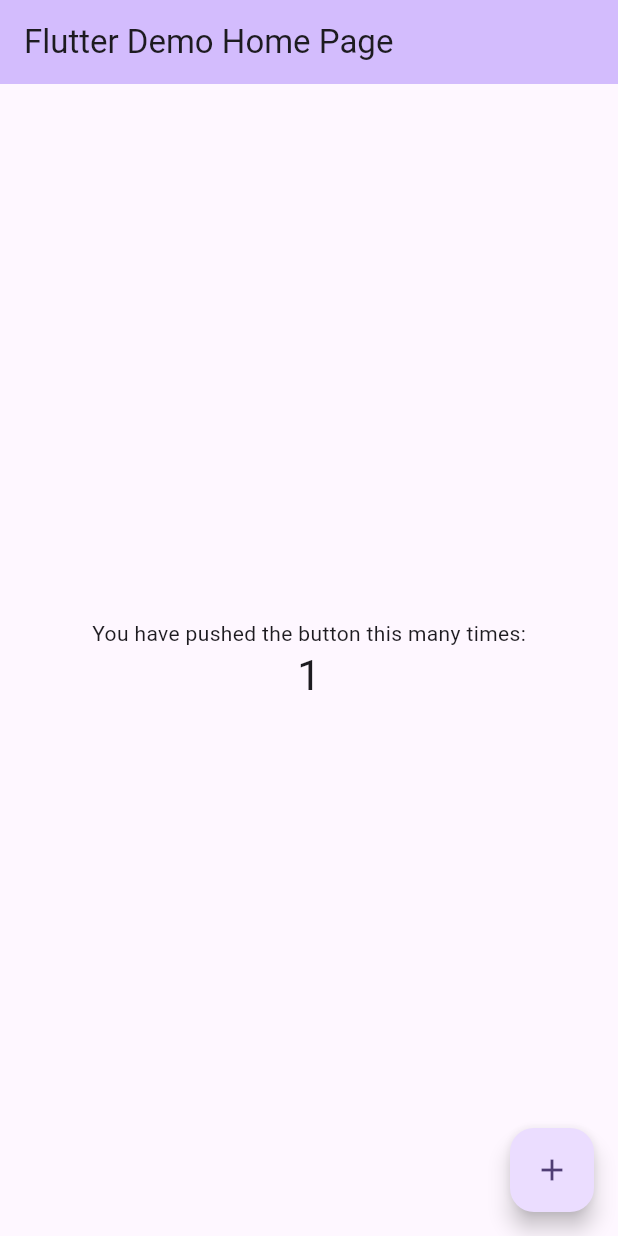
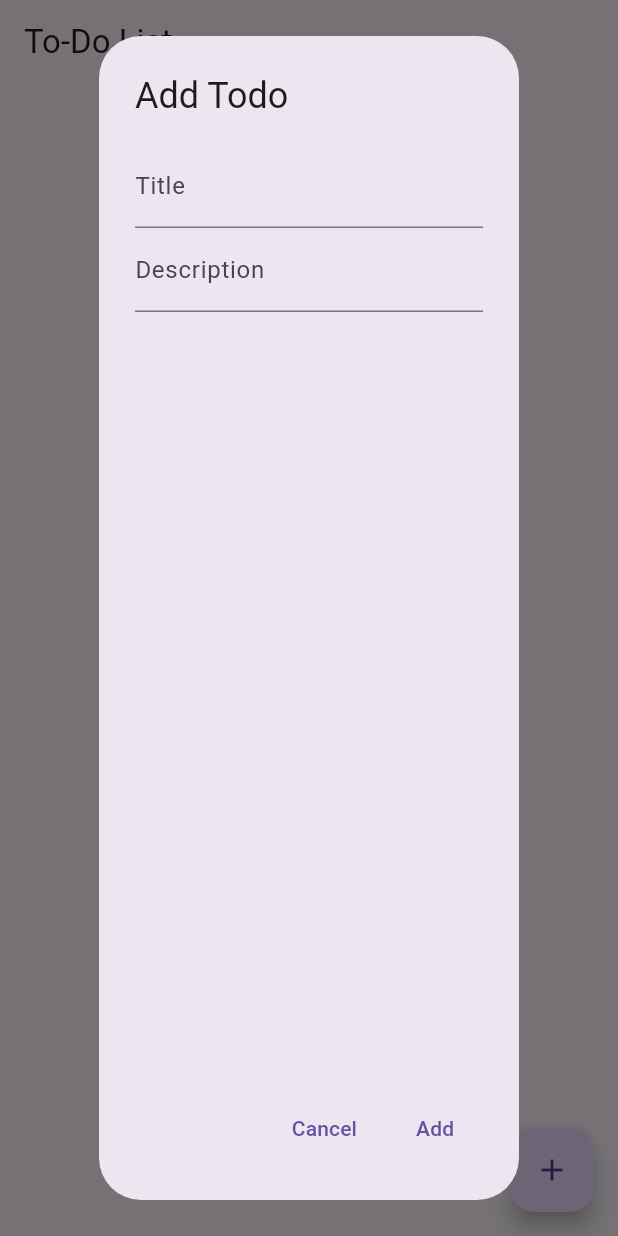
Before and after one commit to T0NY24/Examen_parcial_2, a Flutter app: the screen it shows after launch, after a tap on the "add" icon, on a phone screen of 412 x 824 dp. Run offline on Flutter 3.47's test engine with Material 3 defaults, Android fonts, the phone set to English and light mode, and no system bars.

Commit message:
Borrador 1

```diff
--- a/app/lib/main.dart
+++ b/app/lib/main.dart
@@ -1,125 +1,19 @@
 import 'package:flutter/material.dart';
+import 'todoapp.dart';
 
 void main() {
-  runApp(const MyApp());
+  runApp(MyApp());
 }
 
 class MyApp extends StatelessWidget {
-  const MyApp({super.key});
-
-  // This widget is the root of your application.
   @override
   Widget build(BuildContext context) {
     return MaterialApp(
-      title: 'Flutter Demo',
+      title: 'To-Do List App',
       theme: ThemeData(
-        // This is the theme of your application.
-        //
-        // TRY THIS: Try running your application with "flutter run". You'll see
-        // the application has a purple toolbar. Then, without quitting the app,
-        // try changing the seedColor in the colorScheme below to Colors.green
-        // and then invoke "hot reload" (save your changes or press the "hot
-        // reload" button in a Flutter-supported IDE, or press "r" if you used
-        // the command line to start the app).
-        //
-        // Notice that the counter didn't reset back to zero; the application
-        // state is not lost during the reload. To reset the state, use hot
-        // restart instead.
-        //
-        // This works for code too, not just values: Most code changes can be
-        // tested with just a hot reload.
-        colorScheme: ColorScheme.fromSeed(seedColor: Colors.deepPurple),
-        useMaterial3: true,
+        primarySwatch: Colors.blue,
       ),
-      home: const MyHomePage(title: 'Flutter Demo Home Page'),
+      home: TodoListScreen(),
     );
   }
 }
-
-class MyHomePage extends StatefulWidget {
-  const MyHomePage({super.key, required this.title});
-
-  // This widget is the home page of your application. It is stateful, meaning
-  // that it has a State object (defined below) that contains fields that affect
-  // how it looks.
-
-  // This class is the configuration for the state. It holds the values (in this
-  // case the title) provided by the parent (in this case the App widget) and
-  // used by the build method of the State. Fields in a Widget subclass are
-  // always marked "final".
-
-  final String title;
-
-  @override
-  State<MyHomePage> createState() => _MyHomePageState();
-}
-
-class _MyHomePageState extends State<MyHomePage> {
-  int _counter = 0;
-
-  void _incrementCounter() {
-    setState(() {
-      // This call to setState tells the Flutter framework that something has
-      // changed in this State, which causes it to rerun the build method below
-      // so that the display can reflect the updated values. If we changed
-      // _counter without calling setState(), then the build method would not be
-      // called again, and so nothing would appear to happen.
-      _counter++;
-    });
-  }
-
-  @override
-  Widget build(BuildContext context) {
-    // This method is rerun every time setState is called, for instance as done
-    // by the _incrementCounter method above.
-    //
-    // The Flutter framework has been optimized to make rerunning build methods
-    // fast, so that you can just rebuild anything that needs updating rather
-    // than having to individually change instances of widgets.
-    return Scaffold(
-      appBar: AppBar(
-        // TRY THIS: Try changing the color here to a specific color (to
-        // Colors.amber, perhaps?) and trigger a hot reload to see the AppBar
-        // change color while the other colors stay the same.
-        backgroundColor: Theme.of(context).colorScheme.inversePrimary,
-        // Here we take the value from the MyHomePage object that was created by
-        // the App.build method, and use it to set our appbar title.
-        title: Text(widget.title),
-      ),
-      body: Center(
-        // Center is a layout widget. It takes a single child and positions it
-        // in the middle of the parent.
-        child: Column(
-          // Column is also a layout widget. It takes a list of children and
-          // arranges them vertically. By default, it sizes itself to fit its
-          // children horizontally, and tries to be as tall as its parent.
-          //
-          // Column has various properties to control how it sizes itself and
-          // how it positions its children. Here we use mainAxisAlignment to
-          // center the children vertically; the main axis here is the vertical
-          // axis because Columns are vertical (the cross axis would be
-          // horizontal).
-          //
-          // TRY THIS: Invoke "debug painting" (choose the "Toggle Debug Paint"
-          // action in the IDE, or press "p" in the console), to see the
-          // wireframe for each widget.
-          mainAxisAlignment: MainAxisAlignment.center,
-          children: <Widget>[
-            const Text(
-              'You have pushed the button this many times:',
-            ),
-            Text(
-              '$_counter',
-              style: Theme.of(context).textTheme.headlineMedium,
-            ),
-          ],
-        ),
-      ),
-      floatingActionButton: FloatingActionButton(
-        onPressed: _incrementCounter,
-        tooltip: 'Increment',
-        child: const Icon(Icons.add),
-      ), // This trailing comma makes auto-formatting nicer for build methods.
-    );
-  }
-}
--- /dev/null
+++ b/app/lib/todoapp.dart
@@ -0,0 +1,159 @@
+import 'package:flutter/material.dart';
+import 'todoappmodel.dart';
+
+class TodoListScreen extends StatefulWidget {
+  @override
+  _TodoListScreenState createState() => _TodoListScreenState();
+}
+
+class _TodoListScreenState extends State<TodoListScreen> {
+  List<Todo> todos = [];
+
+  @override
+  Widget build(BuildContext context) {
+    return Scaffold(
+      appBar: AppBar(
+        title: Text('To-Do List'),
+      ),
+      body: ListView.builder(
+        itemCount: todos.length,
+        itemBuilder: (context, index) {
+          return ListTile(
+            title: Row(
+              children: [
+                Checkbox(
+                  value: todos[index].isCompleted,
+                  onChanged: (value) {
+                    setState(() {
+                      todos[index].isCompleted = value!;
+                    });
+                  },
+                ),
+                Expanded(
+                  child: Text(
+                    todos[index].title,
+                    style: TextStyle(
+                      decoration: todos[index].isCompleted
+                          ? TextDecoration.lineThrough
+                          : TextDecoration.none,
+                    ),
+                  ),
+                ),
+              ],
+            ),
+            subtitle: Text(todos[index].description),
+            onTap: () {
+              _editTodo(index);
+            },
+            trailing: IconButton(
+              icon: Icon(Icons.delete),
+              onPressed: () {
+                setState(() {
+                  todos.removeAt(index);
+                });
+              },
+            ),
+          );
+        },
+      ),
+      floatingActionButton: FloatingActionButton(
+        onPressed: () {
+          _addTodo();
+        },
+        child: Icon(Icons.add),
+      ),
+    );
+  }
+
+  void _addTodo() {
+    showDialog(
+      context: context,
+      builder: (context) {
+        TextEditingController _titleController = TextEditingController();
+        TextEditingController _descriptionController = TextEditingController();
+
+        return AlertDialog(
+          title: Text('Add Todo'),
+          content: Column(
+            children: [
+              TextField(
+                controller: _titleController,
+                decoration: InputDecoration(labelText: 'Title'),
+              ),
+              TextField(
+                controller: _descriptionController,
+                decoration: InputDecoration(labelText: 'Description'),
+              ),
+            ],
+          ),
+          actions: [
+            TextButton(
+              onPressed: () {
+                Navigator.pop(context);
+              },
+              child: Text('Cancel'),
+            ),
+            TextButton(
+              onPressed: () {
+                setState(() {
+                  todos.add(Todo(
+                    title: _titleController.text,
+                    description: _descriptionController.text,
+                  ));
+                });
+                Navigator.pop(context);
+              },
+              child: Text('Add'),
+            ),
+          ],
+        );
+      },
+    );
+  }
+
+  void _editTodo(int index) {
+    showDialog(
+      context: context,
+      builder: (context) {
+        TextEditingController _titleController =
+            TextEditingController(text: todos[index].title);
+        TextEditingController _descriptionController =
+            TextEditingController(text: todos[index].description);
+
+        return AlertDialog(
+          title: Text('Edit Todo'),
+          content: Column(
+            children: [
+              TextField(
+                controller: _titleController,
+                decoration: InputDecoration(labelText: 'Title'),
+              ),
+              TextField(
+                controller: _descriptionController,
+                decoration: InputDecoration(labelText: 'Description'),
+              ),
+            ],
+          ),
+          actions: [
+            TextButton(
+              onPressed: () {
+                Navigator.pop(context);
+              },
+              child: Text('Cancel'),
+            ),
+            TextButton(
+              onPressed: () {
+                setState(() {
+                  todos[index].title = _titleController.text;
+                  todos[index].description = _descriptionController.text;
+                });
+                Navigator.pop(context);
+              },
+              child: Text('Save'),
+            ),
+          ],
+        );
+      }, // Agrega este paréntesis
+    );
+  }
+}
--- /dev/null
+++ b/app/lib/todoappmodel.dart
@@ -0,0 +1,15 @@
+class Todo {
+  String title;
+  String description;
+  bool isCompleted;
+
+  Todo({
+    required this.title,
+    required this.description,
+    this.isCompleted = false,
+  });
+
+  set setDescription(String newDescription) {
+    description = newDescription;
+  }
+}
--- a/app/pubspec.yaml
+++ b/app/pubspec.yaml
@@ -19,7 +19,7 @@ publish_to: 'none' # Remove this line if you wish to publish to pub.dev
 version: 1.0.0+1
 
 environment:
-  sdk: '>=3.2.6 <4.0.0'
+  sdk: '>=3.2.3 <4.0.0'
 
 # Dependencies specify other packages that your package needs in order to work.
 # To automatically upgrade your package dependencies to the latest versions
@@ -30,6 +30,7 @@ environment:
 dependencies:
   flutter:
     sdk: flutter
+  provider: ^5.0.0
 
 
   # The following adds the Cupertino Icons font to your application.
```
Also changed, not shown: app/pubspec.lock, 1 other file.
